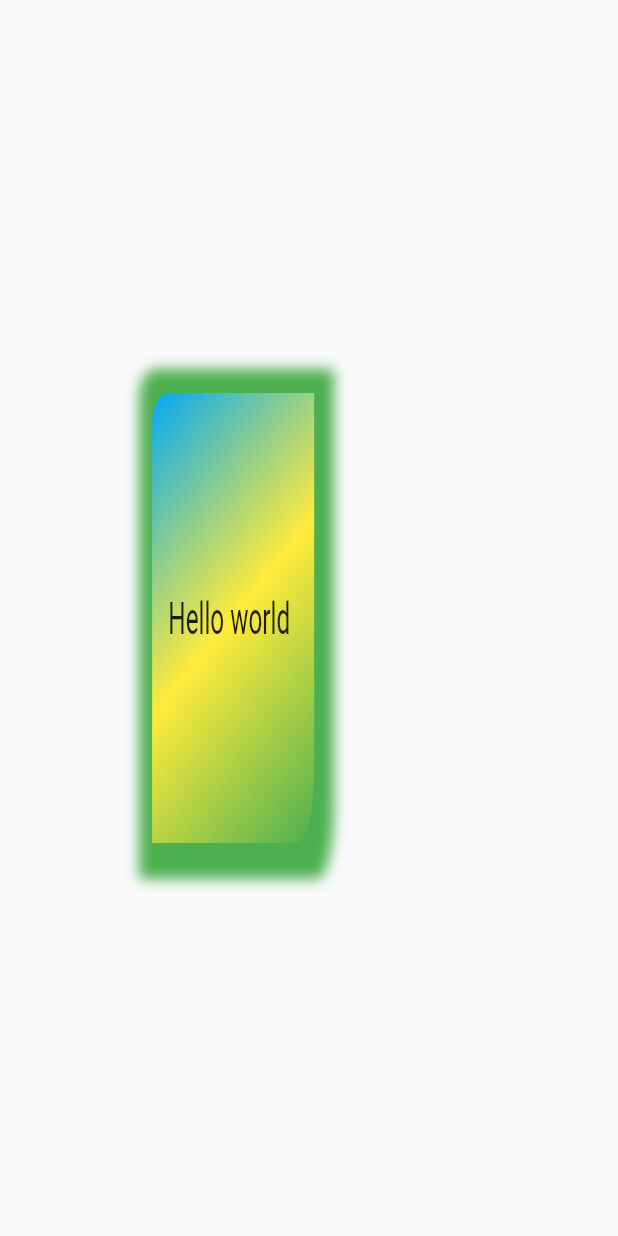
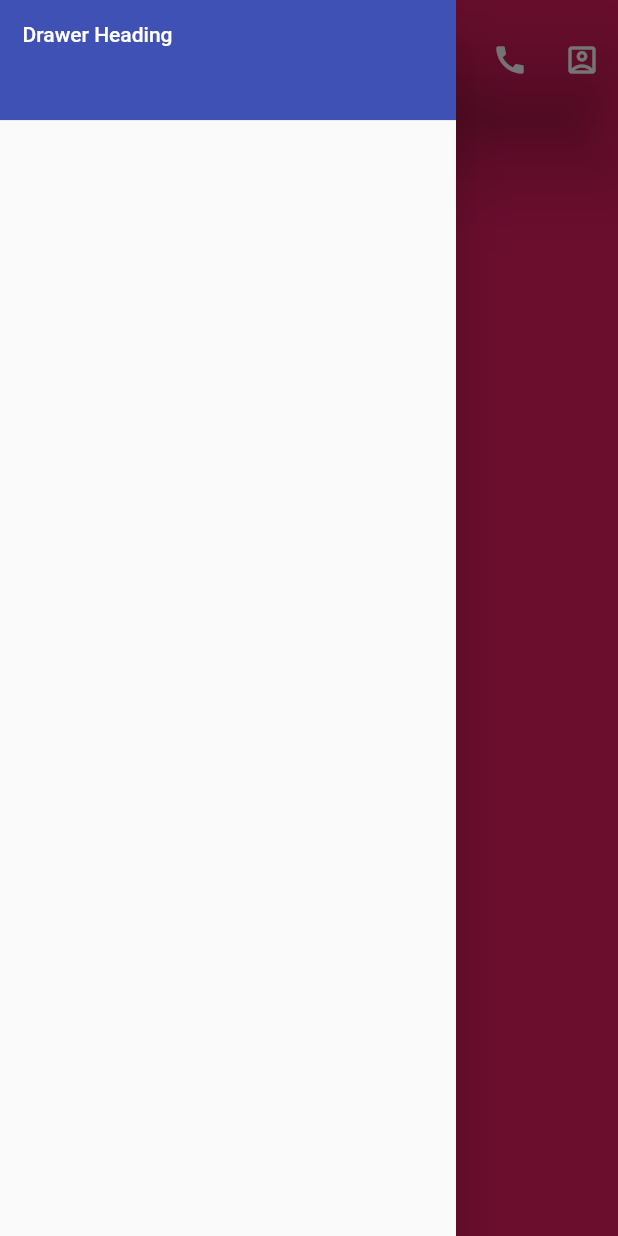
Before and after one commit to sahidur-rahman/flutter_training, a Flutter app: the screen it shows after launch, with the side drawer open (before the commit the screen has no drawer), on a phone screen of 412 x 824 dp. Run offline on Flutter 3.47's test engine with Material 2 defaults, Android fonts, the phone set to English and light mode, and no system bars.

Commit message:
Day 7 commits

```diff
--- /dev/null
+++ b/lib/color_work.dart
@@ -0,0 +1,77 @@
+import 'dart:io';
+
+import 'package:flutter/cupertino.dart';
+import 'package:flutter/material.dart';
+import 'dart:math' as math;
+
+
+class ColorWork extends StatelessWidget {
+  const ColorWork({Key? key}) : super(key: key);
+
+  @override
+  Widget build(BuildContext context) {
+    return MaterialApp(
+      debugShowCheckedModeBanner: false,
+      home: Scaffold(
+        extendBodyBehindAppBar: true,
+        appBar: AppBar(
+          backgroundColor: Colors.transparent,
+          title: Text('Home Page',),
+          elevation: 20,
+          toolbarHeight: 80,
+         // leading: Icon(Icons.account_balance_outlined),
+          actions: [
+            IconButton(onPressed: (){}, icon: Icon(Icons.add)),
+            IconButton(onPressed: (){}, icon: Icon(Icons.call)),
+            IconButton(onPressed: (){}, icon: Icon(Icons.account_box_outlined))
+          ],
+        ),
+
+        drawer: Drawer(
+          child: ListView(
+            padding: EdgeInsets.all(0),
+            children: [
+              Container(
+                height: 80.0,
+                child: DrawerHeader(
+                    child: Text('Drawer Heading', style: TextStyle(color: Colors.white)),
+                    decoration: BoxDecoration(
+                        color: Colors.indigo
+                    ),
+                    margin: EdgeInsets.all(0.0),
+                    padding: EdgeInsets.all(15)
+                  ),
+              ),
+
+            ],
+          ),
+        ),
+
+        backgroundColor: Colors.green,
+        body: Center(
+          child: Container(
+            constraints: BoxConstraints.expand(),
+            child: Container(
+              constraints: BoxConstraints.expand(),
+              decoration: BoxDecoration(
+                gradient: RadialGradient(
+                  center: Alignment.bottomLeft,
+                  stops: [
+                    0.2, 0.6, 0.8, 1
+                  ],
+                  colors: [
+                    Colors.greenAccent,
+                    Colors.blue,
+                    Colors.yellow,
+                    Colors.pink
+                  ]
+                )
+              ),
+            )
+          ),
+        ),
+
+      ),
+    );
+  }
+}
--- a/lib/main.dart
+++ b/lib/main.dart
@@ -1,8 +1,12 @@
 import 'package:flutter/material.dart';
+import 'package:flutter_training/color_work.dart';
+import 'package:flutter_training/day_7.dart';
 import 'package:flutter_training/my_app.dart';
 import 'containar_app.dart';
 
 void main() {
-  runApp(ContainerApp());
+  runApp(ColorWork());
+  //runApp(ListWork());
+  //runApp(ContainerApp());
   //runApp(MyApp());
 }
```
Also changed, not shown: lib/day_7.dart (added, +37 -0 lines).
